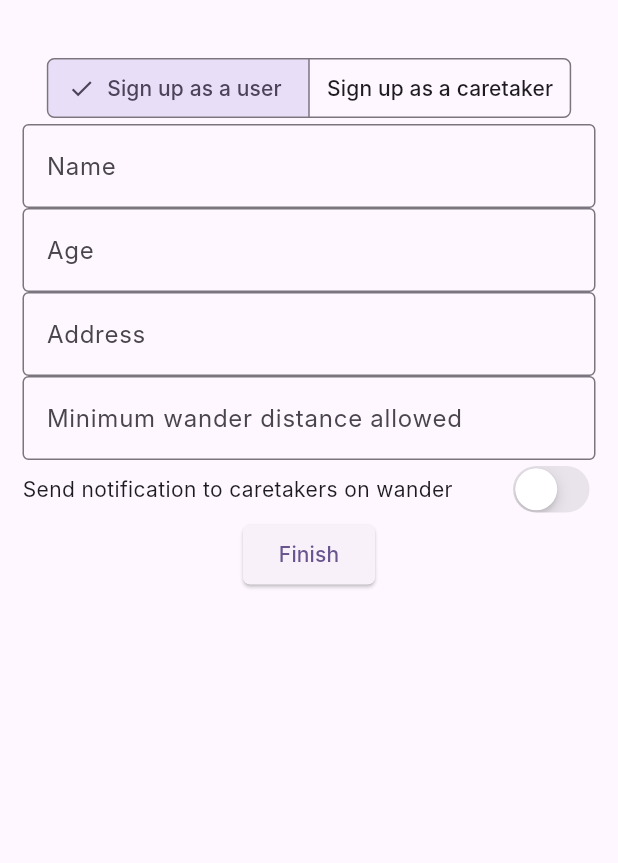
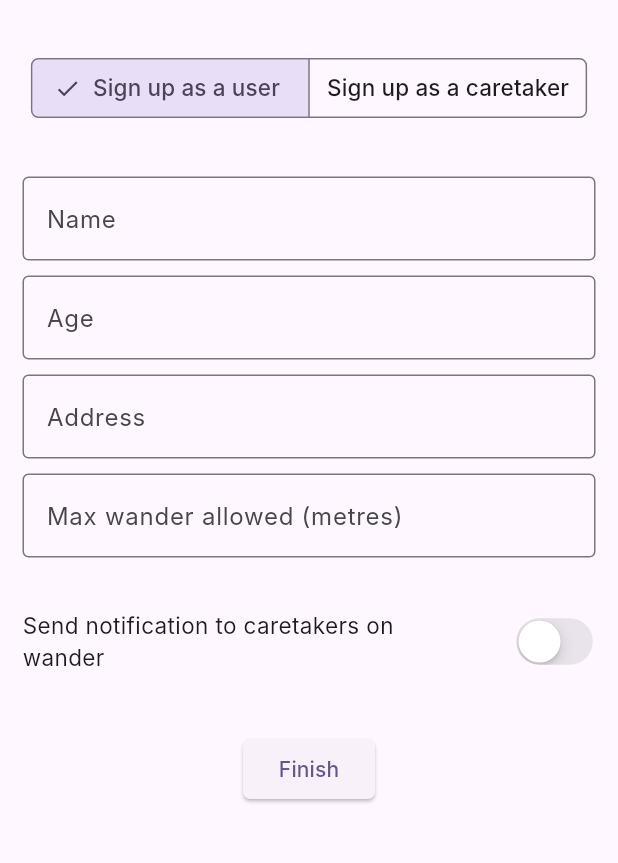
Before and after one commit to mihiraggarwal/memora, a Flutter app: the Details screen opened directly, on a phone screen of 412 x 824 dp, the part 110-973 px from its top. Run offline on Flutter 3.47's test engine with Material 3 defaults, Android fonts, the phone set to English and light mode, and no system bars; our stand-ins replace audioplayers, cloud_firestore, firebase_auth, firebase_core, firebase_messaging, flutter_dotenv and 5 more; missing offline and left inert: azure_speech_recognition_null_safety, flutter_azure_tts; accounts and stored records are empty; generated files the repository leaves out were written again; Roboto replaces fonts that are missing (Inter).

Commit message:
auth + details styling

```diff
--- a/lib/pages/Details.dart
+++ b/lib/pages/Details.dart
@@ -50,11 +50,11 @@ class _DetailsState extends State<Details> {
                   segments: const [
                     ButtonSegment(
                         value: "user",
-                        label: Text("Sign up as a user")
+                        label: Text("Sign up as a user", style: TextStyle(fontSize: 15),)
                     ),
                     ButtonSegment(
                         value: "caretaker",
-                        label: Text("Sign up as a caretaker")
+                        label: Text("Sign up as a caretaker", style: TextStyle(fontSize: 15),)
                     ),
                   ],
                   selected: {user == true ? "user" : "caretaker"},
@@ -65,7 +65,10 @@ class _DetailsState extends State<Details> {
               ],
             ),
           ),
-            Questions()
+            Container(
+              margin: EdgeInsets.only(top: 30),
+              child: Questions(user: user)
+            )
         ]
        )
       )
@@ -74,7 +77,8 @@ class _DetailsState extends State<Details> {
 }
 
 class Questions extends StatefulWidget {
-  const Questions({Key? key}) : super(key: key);
+  final bool user;
+  const Questions({Key? key, required this.user}) : super(key: key);
 
   @override
   State<Questions> createState() => _QuestionsState();
@@ -97,6 +101,52 @@ class _QuestionsState extends State<Questions> {
     print(details);
   }
 
+  Widget userSpecific() {
+    if (widget.user == true) {
+      return Column(
+        children: [
+          SpecificTextInput(hint: "Address", value: "address", keyboardType: TextInputType.streetAddress, callback: updateState),
+          SpecificTextInput(hint: "Max wander allowed (metres)",
+              value: "threshold",
+              keyboardType: TextInputType.number,
+              callback: updateState),
+          Container(
+            margin: EdgeInsets.only(top: 30.0),
+            child: Row(
+              mainAxisAlignment: MainAxisAlignment.spaceBetween,
+              children: [
+                const Expanded(
+                  flex: 5,
+                  child: Text(
+                    "Send notification to caretakers on wander",
+                    style: TextStyle(
+                        fontSize: 15
+                    ),
+                  ),
+                ),
+                Spacer(flex: 1),
+                Expanded(
+                  flex: 1,
+                  child: CupertinoSwitch(
+                    value: wanderNotif,
+                    onChanged: (value) {
+                      setState(() {
+                        wanderNotif = value;
+                        details["wanderNotif"] = value;
+                      });
+                    },
+                  ),
+                ),
+              ],
+            ),
+          ),
+        ],
+      );
+    } else {
+      return Container();
+    }
+  }
+
   @override
   Widget build(BuildContext context) {
     return Form(
@@ -105,26 +155,10 @@ class _QuestionsState extends State<Questions> {
         children: [
           SpecificTextInput(hint: "Name", value: "name", keyboardType: TextInputType.name, callback: updateState),
           SpecificTextInput(hint: "Age", value: "age", keyboardType: TextInputType.number, callback: updateState),
-          SpecificTextInput(hint: "Address", value: "address", keyboardType: TextInputType.streetAddress, callback: updateState),
-          SpecificTextInput(hint: "Minimum wander distance allowed", value: "threshold", keyboardType: TextInputType.number, callback: updateState),
-          Row(
-            mainAxisAlignment: MainAxisAlignment.spaceBetween,
-            children: [
-              Text(
-                "Send notification to caretakers on wander"
-              ),
-              CupertinoSwitch(
-                value: wanderNotif,
-                onChanged: (value) {
-                  setState(() {
-                    wanderNotif = value;
-                    details["wanderNotif"] = value;
-                  });
-                },
-              ),
-            ],
-          ),
-          ElevatedButton(
+          userSpecific(),
+          Container(
+            margin: EdgeInsets.only(top: 40.0),
+            child: ElevatedButton(
               style: ButtonStyle(
                 shape: MaterialStateProperty.all(
                   RoundedRectangleBorder(
@@ -139,6 +173,7 @@ class _QuestionsState extends State<Questions> {
 
                   details["uid"] = auth.currentUser?.uid;
                   details["email"] = auth.currentUser?.email;
+                  details["isUser"] = widget.user;
 
                   String fCMToken = await Messaging().initNotification();
                   details["fCMToken"] = fCMToken;
@@ -153,6 +188,7 @@ class _QuestionsState extends State<Questions> {
                   Navigator.pushNamed(context, MyApp.id);
                 }
               }
+            ),
           ),
         ],
       ),
@@ -175,7 +211,9 @@ class SpecificTextInput extends StatefulWidget {
 class _SpecificTextInputState extends State<SpecificTextInput> {
   @override
   Widget build(BuildContext context) {
-    return TextFormField(
+    return Container(
+      margin: EdgeInsets.fromLTRB(0.0, 5.0, 0.0, 5.0),
+      child: TextFormField(
         decoration: InputDecoration(
           hintText: widget.hint,
           border: const OutlineInputBorder(),
@@ -191,6 +229,7 @@ class _SpecificTextInputState extends State<SpecificTextInput> {
             return null;
           }
         },
+      ),
     );
   }
 }
--- a/lib/screens/auth.dart
+++ b/lib/screens/auth.dart
@@ -84,6 +84,7 @@ class _AuthState extends State<Auth> {
                         ),
                       ),
                       Container(
+                        margin: EdgeInsets.only(top: 10.0),
                         child: TextFormField(
                           decoration:
                           const InputDecoration(
@@ -109,7 +110,7 @@ class _AuthState extends State<Auth> {
                         crossAxisAlignment: CrossAxisAlignment.center,
                         children: [
                           Container(
-                            margin: EdgeInsets.all(2.0),
+                            margin: EdgeInsets.fromLTRB(0.0, 30.0, 0.0, 10.0),
                             child: ElevatedButton(
                               style: ButtonStyle(
                                 shape: MaterialStateProperty.all(
```
Also changed, not shown: pubspec.yaml (+4 -4 lines), pubspec.lock. Lines whose indentation alone changed are shown as unchanged.
